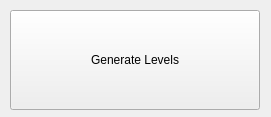
Before: the Qt Designer form mainwindow.ui in Coolcord/SMB1_Level_Corruptor, drawn with Qt 5.
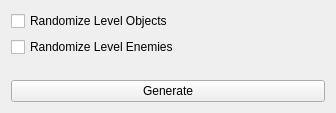
After: the same form once the commit is applied.

Patch:
```diff
--- a/mainwindow.ui
+++ b/mainwindow.ui
@@ -6,27 +6,54 @@
    <rect>
     <x>0</x>
     <y>0</y>
-    <width>271</width>
-    <height>117</height>
+    <width>336</width>
+    <height>113</height>
    </rect>
   </property>
   <property name="windowTitle">
    <string>Level-Headed</string>
   </property>
   <widget class="QWidget" name="centralWidget">
-   <widget class="QPushButton" name="btnGenerateLevels">
-    <property name="geometry">
-     <rect>
-      <x>10</x>
-      <y>10</y>
-      <width>250</width>
-      <height>100</height>
-     </rect>
-    </property>
-    <property name="text">
-     <string>Generate Levels</string>
-    </property>
-   </widget>
+   <layout class="QVBoxLayout" name="verticalLayout_2">
+    <item>
+     <layout class="QVBoxLayout" name="verticalLayout">
+      <item>
+       <widget class="QCheckBox" name="cbObjects">
+        <property name="text">
+         <string>Randomize Level Objects</string>
+        </property>
+       </widget>
+      </item>
+      <item>
+       <widget class="QCheckBox" name="cbEnemies">
+        <property name="text">
+         <string>Randomize Level Enemies</string>
+        </property>
+       </widget>
+      </item>
+     </layout>
+    </item>
+    <item>
+     <spacer name="verticalSpacer">
+      <property name="orientation">
+       <enum>Qt::Vertical</enum>
+      </property>
+      <property name="sizeHint" stdset="0">
+       <size>
+        <width>20</width>
+        <height>40</height>
+       </size>
+      </property>
+     </spacer>
+    </item>
+    <item>
+     <widget class="QPushButton" name="btnGenerate">
+      <property name="text">
+       <string>Generate</string>
+      </property>
+     </widget>
+    </item>
+   </layout>
   </widget>
  </widget>
  <layoutdefault spacing="6" margin="11"/>
```
Left out of the diff: 21 changed lines with no effect on the pictures.
